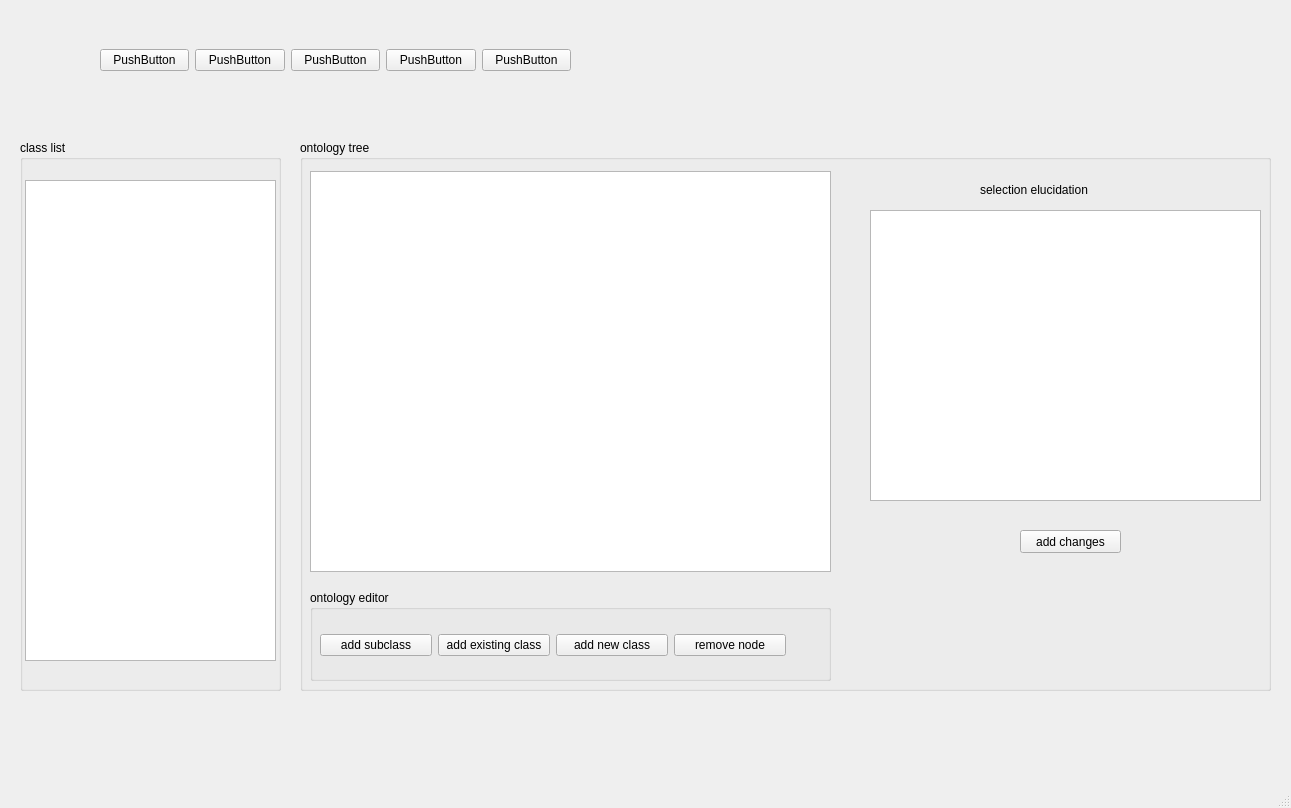
Above: src/ontologybuilderHAP_gui.ui from drvgautam/periconto before the change. Below: the same form after it.
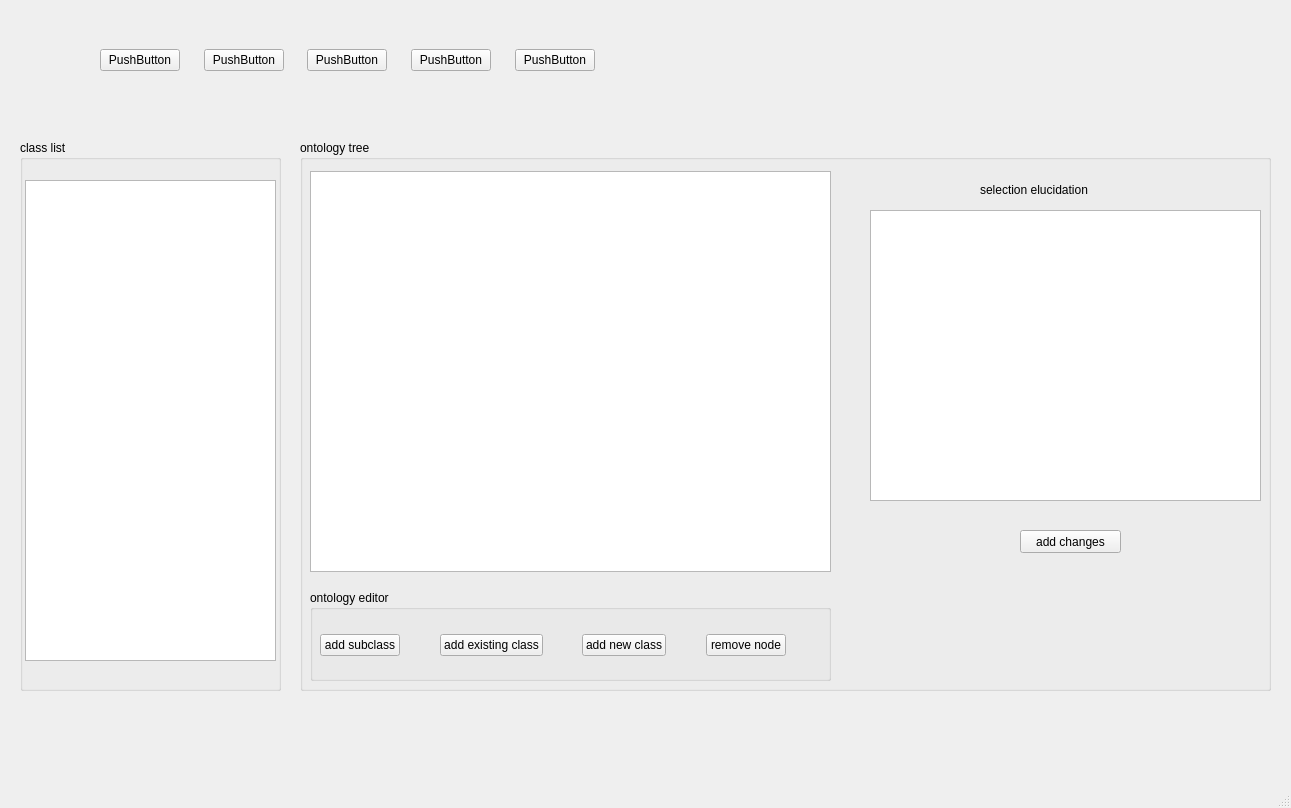
That is the form after the change.

Patch:
```diff
--- a/src/ontologybuilderHAP_gui.ui
+++ b/src/ontologybuilderHAP_gui.ui
@@ -77,6 +77,19 @@
          </property>
         </widget>
        </item>
+       <item>
+        <spacer name="horizontalSpacer">
+         <property name="orientation">
+          <enum>Qt::Horizontal</enum>
+         </property>
+         <property name="sizeHint" stdset="0">
+          <size>
+           <width>40</width>
+           <height>20</height>
+          </size>
+         </property>
+        </spacer>
+       </item>
        <item>
         <widget class="QPushButton" name="pushAddExistingClass">
          <property name="text">
@@ -84,6 +97,19 @@
          </property>
         </widget>
        </item>
+       <item>
+        <spacer name="horizontalSpacer_2">
+         <property name="orientation">
+          <enum>Qt::Horizontal</enum>
+         </property>
+         <property name="sizeHint" stdset="0">
+          <size>
+           <width>40</width>
+           <height>20</height>
+          </size>
+         </property>
+        </spacer>
+       </item>
        <item>
         <widget class="QPushButton" name="pushAddNewClass">
          <property name="text">
@@ -91,6 +117,19 @@
          </property>
         </widget>
        </item>
+       <item>
+        <spacer name="horizontalSpacer_3">
+         <property name="orientation">
+          <enum>Qt::Horizontal</enum>
+         </property>
+         <property name="sizeHint" stdset="0">
+          <size>
+           <width>40</width>
+           <height>20</height>
+          </size>
+         </property>
+        </spacer>
+       </item>
        <item>
         <widget class="QPushButton" name="pushRemoveNode">
          <property name="text">
@@ -166,7 +205,7 @@
      <rect>
       <x>100</x>
       <y>20</y>
-      <width>471</width>
+      <width>495</width>
       <height>80</height>
      </rect>
     </property>
@@ -178,6 +217,19 @@
        </property>
       </widget>
      </item>
+     <item>
+      <spacer name="horizontalSpacer_4">
+       <property name="orientation">
+        <enum>Qt::Horizontal</enum>
+       </property>
+       <property name="sizeHint" stdset="0">
+        <size>
+         <width>40</width>
+         <height>20</height>
+        </size>
+       </property>
+      </spacer>
+     </item>
      <item>
       <widget class="QPushButton" name="pushCreate">
        <property name="text">
@@ -185,6 +237,19 @@
        </property>
       </widget>
      </item>
+     <item>
+      <spacer name="horizontalSpacer_5">
+       <property name="orientation">
+        <enum>Qt::Horizontal</enum>
+       </property>
+       <property name="sizeHint" stdset="0">
+        <size>
+         <width>40</width>
+         <height>20</height>
+        </size>
+       </property>
+      </spacer>
+     </item>
      <item>
       <widget class="QPushButton" name="pushVisualise">
        <property name="text">
@@ -192,6 +257,19 @@
        </property>
       </widget>
      </item>
+     <item>
+      <spacer name="horizontalSpacer_6">
+       <property name="orientation">
+        <enum>Qt::Horizontal</enum>
+       </property>
+       <property name="sizeHint" stdset="0">
+        <size>
+         <width>40</width>
+         <height>20</height>
+        </size>
+       </property>
+      </spacer>
+     </item>
      <item>
       <widget class="QPushButton" name="pushSave">
        <property name="text">
@@ -199,6 +277,19 @@
        </property>
       </widget>
      </item>
+     <item>
+      <spacer name="horizontalSpacer_7">
+       <property name="orientation">
+        <enum>Qt::Horizontal</enum>
+       </property>
+       <property name="sizeHint" stdset="0">
+        <size>
+         <width>40</width>
+         <height>20</height>
+        </size>
+       </property>
+      </spacer>
+     </item>
      <item>
       <widget class="QPushButton" name="pushExit">
        <property name="text">
```
Left out of the diff: 6 changed lines with no effect on the pictures.
